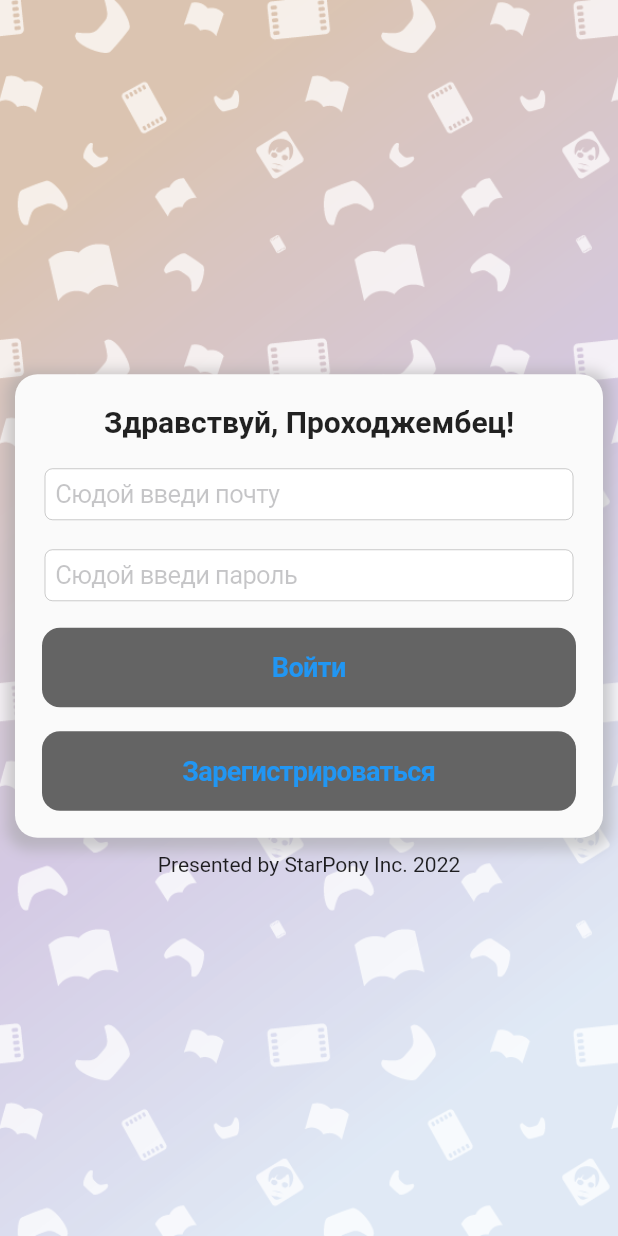
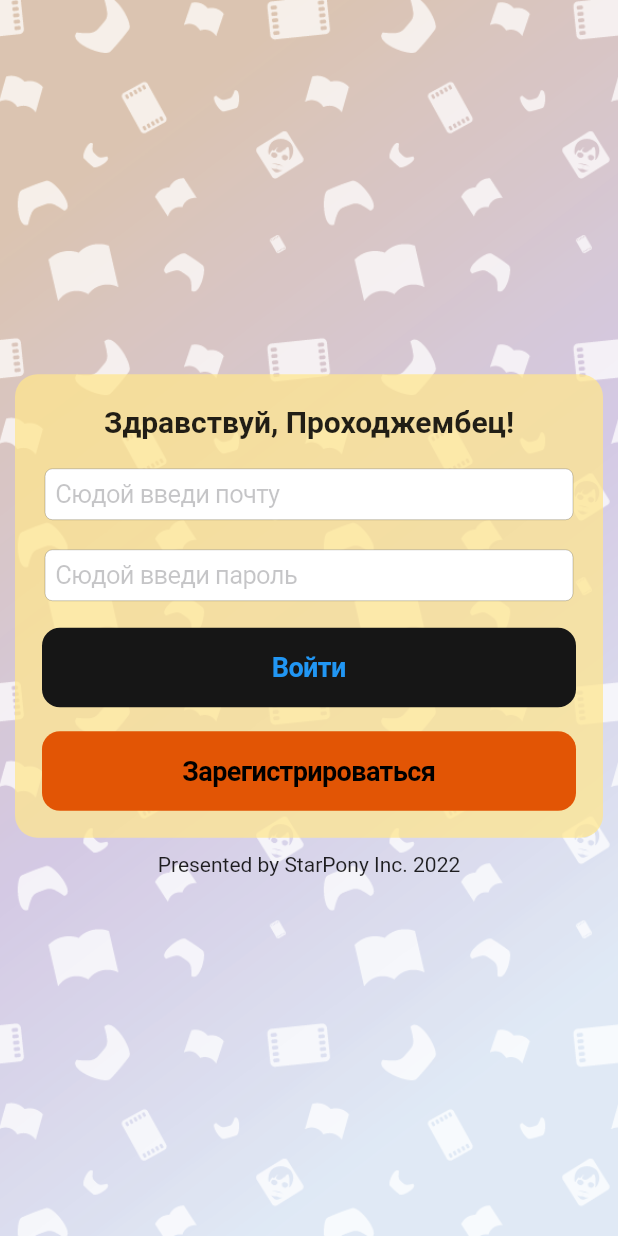
Before and after one commit to Hv4nnadal/prohojemba-mobile-client, a Flutter app: the screen it shows after launch, on a phone screen of 412 x 824 dp. Run offline on Flutter 3.47's test engine with Material 2 defaults, Android fonts, the phone set to English and light mode, and no system bars.

Commit message:
Orange theme

```diff
--- a/lib/pages/autorization/login.dart
+++ b/lib/pages/autorization/login.dart
@@ -47,15 +47,15 @@ class _LoginState extends State<Login> {
         alignment: Alignment.center,
         child: Container(
           decoration: BoxDecoration(
-                boxShadow: [
-                  BoxShadow(
-                    color: Colors.grey.withOpacity(0.5),
-                    spreadRadius: 5,
-                    blurRadius: 7,
-                    offset: Offset(0, 3),
-                  ),
-                ],
-                color: Color.fromRGBO(250, 250, 250, 1),
+                // boxShadow: [
+                //   BoxShadow(
+                //     color: Color.fromRGBO(60, 60, 60, 0.3).withOpacity(0.5),
+                //     spreadRadius: 5,
+                //     blurRadius: 7,
+                //     offset: Offset(0, 3),
+                //   ),
+                // ],
+                color: Color.fromRGBO(255, 230, 141, 0.73),
                 borderRadius: BorderRadius.circular(15)
           ),
           alignment: Alignment.center,
@@ -133,7 +133,7 @@ class _LoginState extends State<Login> {
                 fontWeight: FontWeight.bold
               )
             ),
-            color: Color.fromRGBO(100, 100, 100, 1),
+            color: Color.fromRGBO(22, 22, 22, 1),
           ),
         ),
       ),
@@ -143,14 +143,15 @@ class _LoginState extends State<Login> {
           padding: const EdgeInsets.all(8.0),
           child: CupertinoButton(
           onPressed: (){ Navigator.push(context, MaterialPageRoute(builder: (context) => Register())); backButtonClickCounter = 0; },
-          child: Text(
+            child: Text(
               "Зарегистрироваться",
               style: TextStyle(
                 fontSize: 18,
-                fontWeight: FontWeight.bold
+                fontWeight: FontWeight.bold,
+                color: Colors.black,
               )
             ),
-            color: Color.fromRGBO(100, 100, 100, 1),
+            color: Color.fromRGBO(226, 85, 5, 1),
           ),
         ),
       ),
```
